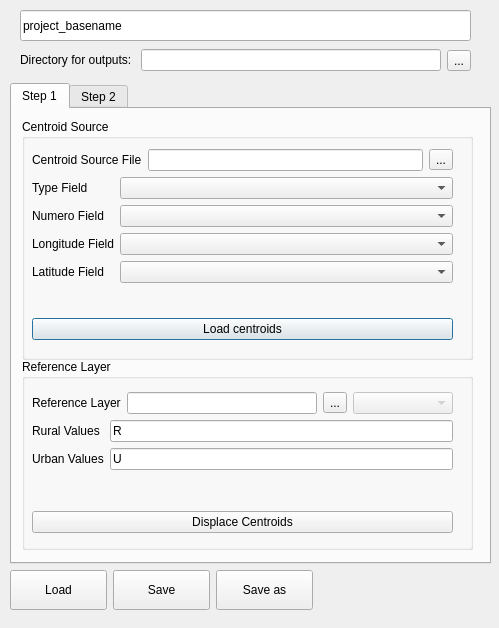
unicef-drp/mics-geocoding, file plugin/mics_geocode_plugin_dialog.ui: the form before one commit.
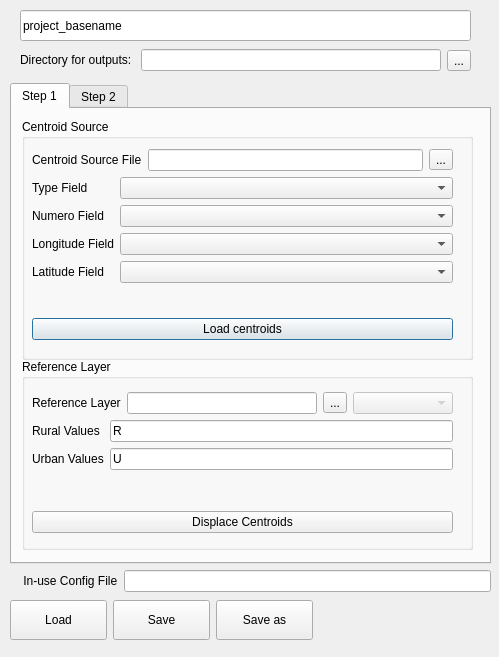
The form after the commit.

Commit message: issue #1 - Add current config file in the plugin

```diff
--- a/plugin/mics_geocode_plugin_dialog.ui
+++ b/plugin/mics_geocode_plugin_dialog.ui
@@ -7,7 +7,7 @@
     <x>0</x>
     <y>0</y>
     <width>499</width>
-    <height>628</height>
+    <height>657</height>
    </rect>
   </property>
   <property name="windowTitle">
@@ -596,7 +596,7 @@
    <property name="geometry">
     <rect>
      <x>10</x>
-     <y>570</y>
+     <y>600</y>
      <width>486</width>
      <height>51</height>
     </rect>
@@ -759,6 +759,35 @@
     </item>
    </layout>
   </widget>
+  <widget class="QWidget" name="formLayoutWidget">
+   <property name="geometry">
+    <rect>
+     <x>10</x>
+     <y>570</y>
+     <width>481</width>
+     <height>22</height>
+    </rect>
+   </property>
+   <layout class="QFormLayout" name="formLayout">
+    <item row="0" column="0">
+     <widget class="QLabel" name="configFileLabel">
+      <property name="text">
+       <string>    In-use Config File</string>
+      </property>
+     </widget>
+    </item>
+    <item row="0" column="1">
+     <widget class="QLineEdit" name="configFileLineEdit">
+      <property name="enabled">
+       <bool>true</bool>
+      </property>
+      <property name="readOnly">
+       <bool>true</bool>
+      </property>
+     </widget>
+    </item>
+   </layout>
+  </widget>
  </widget>
  <resources/>
  <connections/>
```
The commit also changes 4 other files.
